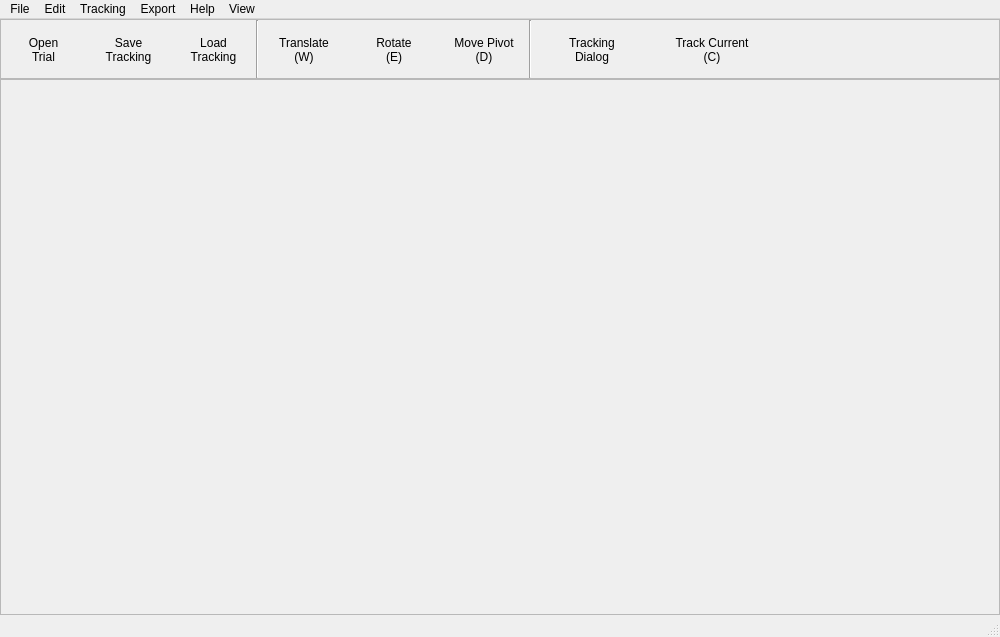
Qt form autoscoper/src/ui/ui-files/AutoscoperMainWindow.ui (BrownBiomechanics/Autoscoper) before a commit.
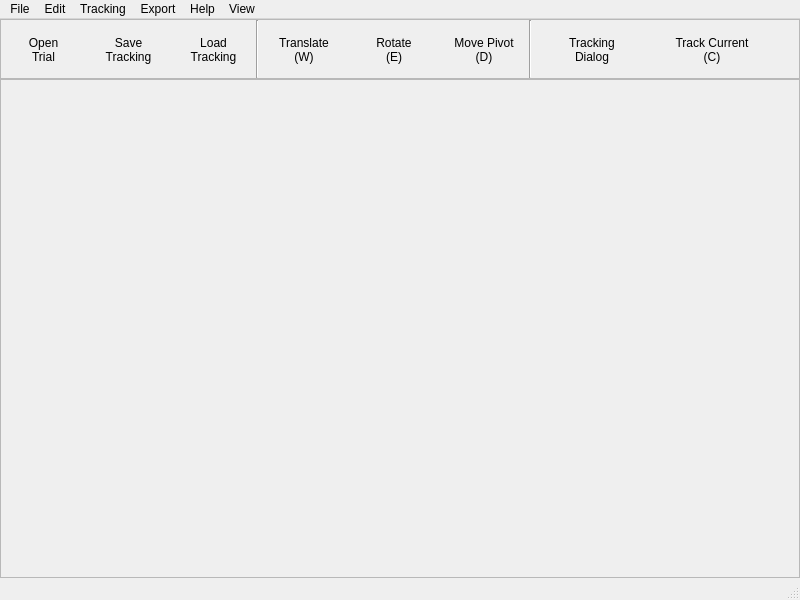
The same form after that commit. Icons and pictures are not drawn.

```diff
--- a/autoscoper/src/ui/ui-files/AutoscoperMainWindow.ui
+++ b/autoscoper/src/ui/ui-files/AutoscoperMainWindow.ui
@@ -7,8 +7,8 @@
    <rect>
     <x>0</x>
     <y>0</y>
-    <width>1000</width>
-    <height>637</height>
+    <width>800</width>
+    <height>600</height>
    </rect>
   </property>
   <property name="minimumSize">
@@ -410,8 +410,8 @@
     <rect>
      <x>0</x>
      <y>0</y>
-     <width>1000</width>
-     <height>26</height>
+     <width>800</width>
+     <height>21</height>
     </rect>
    </property>
    <widget class="QMenu" name="menuFile">
```
